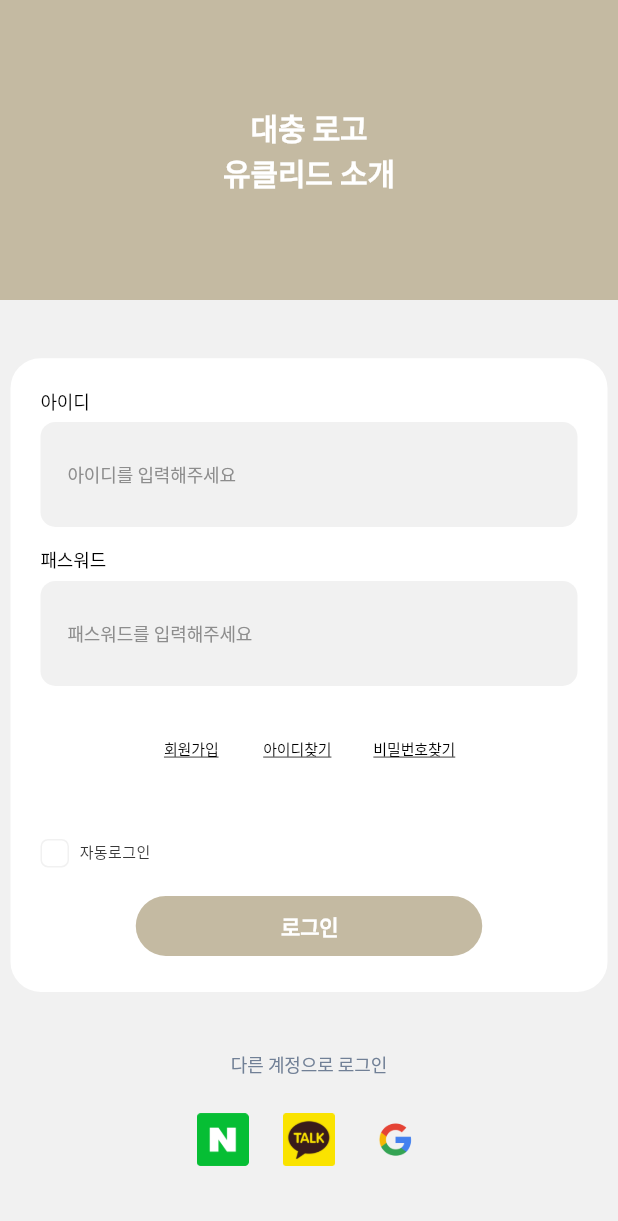
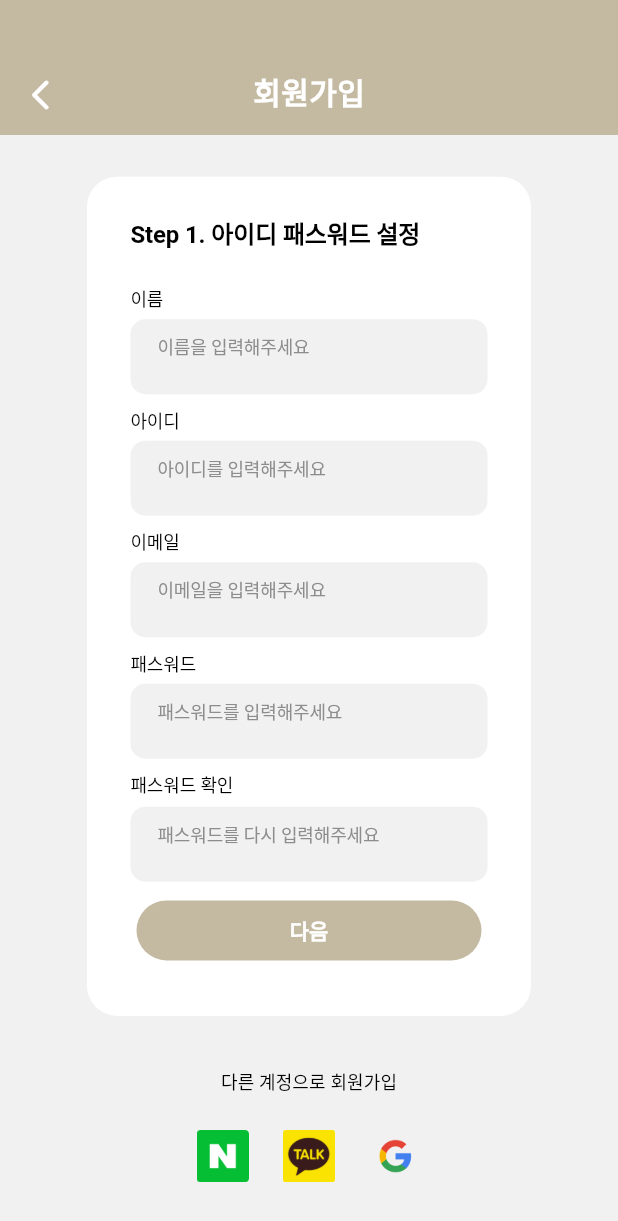
Before and after one commit to euclid-lyc/lyc-frontend, a Flutter app: the LoginScreen screen opened directly, after a tap on "회원가입", on a phone screen of 412 x 824 dp. Shown: the top 1221 px of the screen. Run offline on Flutter 3.47's test engine with Material 3 defaults, Android fonts, the phone set to English and light mode, and no system bars; our stand-ins replace awesome_bottom_bar, flutter_svg; accounts and stored records are empty; network calls fail.

Commit message:
회원가입 step.3까지

```diff
--- /dev/null
+++ b/lyc_flutter_project/lib/screens/join_membership_screen_1.dart
@@ -0,0 +1,226 @@
+import 'package:flutter/material.dart';
+import 'package:lyc_flutter_project/data/app_color.dart';
+import 'package:lyc_flutter_project/screens/join_membership_screen_2.dart';
+
+import '../widget/normal_appbar.dart';
+
+class JoinMembershipScreen1 extends StatelessWidget {
+  const JoinMembershipScreen1({super.key});
+
+  @override
+  Widget build(BuildContext context) {
+    // 공통 TextStyle
+    TextStyle titleTextStyle = TextStyle(
+      fontWeight: FontWeight.w700,
+      fontSize: 20,
+      letterSpacing: -0.1,
+      color: Colors.white,
+    );
+
+    TextStyle labelTextStyle = TextStyle(
+      fontWeight: FontWeight.w500,
+      fontSize: 12,
+      height: 1.5,
+      letterSpacing: -0.1,
+      color: Color(0xFF000000),
+    );
+
+    TextStyle hintTextStyle = TextStyle(
+      fontWeight: FontWeight.w500,
+      fontSize: 12,
+      height: 1.5,
+      letterSpacing: -0.1,
+      color: Color(0xFF8D8D8D),
+    );
+
+    TextStyle littleTitleStyle = TextStyle(
+      fontWeight: FontWeight.w700,
+      fontSize: 16,
+      height: 1.1,
+      letterSpacing: -0.1,
+      color: Colors.black,
+    );
+
+    TextStyle otherLoginTextStyle = TextStyle(
+      fontWeight: FontWeight.w400,
+      fontSize: 12,
+      color: Colors.black,
+    );
+
+    return Scaffold(
+      backgroundColor: AppColor.lightGrey,
+      appBar:  NormalAppbar(
+      backButton: true,
+      title: "회원가입",
+      deleteButton: false,
+    ),
+      body: Center(
+        child: SingleChildScrollView(
+          child: Column(
+            mainAxisAlignment: MainAxisAlignment.start,
+            crossAxisAlignment: CrossAxisAlignment.center,
+            children: [
+              Container(
+                padding: EdgeInsets.fromLTRB(29, 28.5, 29, 33),
+                width: double.infinity, // 화면 전체 너비로 확장
+                constraints: BoxConstraints(maxWidth: 296), // 최대 너비 설정
+                decoration: BoxDecoration(
+                  color: Colors.white,
+                  borderRadius: BorderRadius.circular(20),
+                ),
+                child: Column(
+                  mainAxisAlignment: MainAxisAlignment.start,
+                  crossAxisAlignment: CrossAxisAlignment.center,
+                  children: [
+                    Container(
+                      margin: EdgeInsets.only(bottom: 25),
+                      alignment: Alignment.topLeft,
+                      child: Text(
+                        'Step 1. 아이디 패스워드 설정',
+                        style: littleTitleStyle,
+                      ),
+                    ),
+                    buildInputField(
+                        '이름', '이름을 입력해주세요', labelTextStyle, hintTextStyle),
+                    buildInputField(
+                        '아이디', '아이디를 입력해주세요', labelTextStyle, hintTextStyle),
+                    buildInputField(
+                        '이메일', '이메일을 입력해주세요', labelTextStyle, hintTextStyle),
+                    buildInputField(
+                        '패스워드', '패스워드를 입력해주세요', labelTextStyle, hintTextStyle),
+                    buildInputField(
+                        '패스워드 확인', '패스워드를 다시 입력해주세요', labelTextStyle, hintTextStyle),
+                    TextButton(
+                      onPressed: () {
+                        Navigator.push(
+                          context,
+                          MaterialPageRoute(builder: (context) => JoinMembershipScreen2()),
+                        );
+                      },
+                      style: ButtonStyle(
+                        backgroundColor: MaterialStateProperty.all(AppColor.beige),
+                        shape: MaterialStateProperty.all(
+                          RoundedRectangleBorder(
+                            borderRadius: BorderRadius.circular(20),
+                          ),
+                        ),
+                        padding: WidgetStateProperty.all(
+                          EdgeInsets.symmetric(vertical: 11),
+                        ),
+                      ),
+                      child: SizedBox(
+                        width: 230,
+                        child: Text(
+                          '다음',
+                          style: TextStyle(
+                            fontWeight: FontWeight.w700,
+                            fontSize: 14,
+                            height: 1.3,
+                            letterSpacing: -0.1,
+                            color: Colors.white,
+                          ),
+                          textAlign: TextAlign.center,
+                        ),
+                      ),
+                    ),
+                  ],
+                ),
+              ),
+              SizedBox(height: 20), // 위와 아래 사이에 여백 추가
+              TextButton(
+                onPressed: () {
+                  // 다른 계정으로 회원가입 버튼 눌렀을 때의 동작 구현
+                },
+                child: Text(
+                  '다른 계정으로 회원가입',
+                  style: otherLoginTextStyle,
+                ),
+              ),
+              SizedBox(
+                width: 166,
+                child: Row(
+                  mainAxisAlignment: MainAxisAlignment.spaceBetween,
+                  children: [
+                    IconButton(
+                      icon: Image.asset(
+                        'assets/icon_naver.png',
+                        width: 35,
+                        height: 35,
+                      ),
+                      onPressed: () {
+                        // 네이버 로그인 버튼 눌렀을 때의 동작 구현
+                      },
+                    ),
+                    IconButton(
+                      icon: Image.asset(
+                        'assets/icon_kakao.png',
+                        width: 35,
+                        height: 35,
+                      ),
+                      onPressed: () {
+                        // 카카오톡 로그인 버튼 눌렀을 때의 동작 구현
+                      },
+                    ),
+                    IconButton(
+                      icon: Image.asset(
+                        'assets/icon_google.png',
+                        width: 35,
+                        height: 35,
+                      ),
+                      onPressed: () {
+                        // 구글 로그인 버튼 눌렀을 때의 동작 구현
+                      },
+                    ),
+                  ],
+                ),
+              ),
+            ],
+          ),
+        ),
+      ),
+    );
+  }
+
+  Widget buildInputField(String label, String hint, TextStyle labelTextStyle,
+      TextStyle hintTextStyle) {
+    return Container(
+      margin: EdgeInsets.only(bottom: 8.5),
+      child: Column(
+        mainAxisAlignment: MainAxisAlignment.start,
+        crossAxisAlignment: CrossAxisAlignment.start,
+        children: [
+          Container(
+            margin: EdgeInsets.only(bottom: 4.5),
+            alignment: Alignment.topLeft,
+            child: Text(
+              label,
+              style: labelTextStyle,
+            ),
+          ),
+          Container(
+            height: 50, // 높이 조정
+            decoration: BoxDecoration(
+              color: AppColor.lightGrey,
+              borderRadius: BorderRadius.circular(10),
+            ),
+            child: Padding(
+              padding: EdgeInsets.symmetric(horizontal: 18, vertical: 10),
+              child: TextField(
+                textAlignVertical: TextAlignVertical.center,
+                maxLines: 1, // 줄 수 조정
+                decoration: InputDecoration(
+                  hintText: hint,
+                  hintStyle: hintTextStyle,
+                  border: InputBorder.none,
+                  contentPadding: EdgeInsets.symmetric(vertical: 15),
+                ),
+                // 가로 스크롤을 지원하도록 설정
+                keyboardType: TextInputType.text,
+              ),
+            ),
+          ),
+        ],
+      ),
+    );
+  }
+}
--- a/lyc_flutter_project/lib/screens/login_screen.dart
+++ b/lyc_flutter_project/lib/screens/login_screen.dart
@@ -1,5 +1,6 @@
 import 'package:flutter/material.dart';
 import 'package:lyc_flutter_project/data/app_color.dart';
+import 'package:lyc_flutter_project/screens/join_membership_screen_1.dart';
 
 class LoginScreen extends StatelessWidget {
   const LoginScreen({super.key});
@@ -169,6 +170,10 @@ class LoginScreen extends StatelessWidget {
                         children: [
                           TextButton(
                             onPressed: () {
+                              Navigator.push(
+                                context,
+                                MaterialPageRoute(builder: (context) => const JoinMembershipScreen1()),
+                              );
 // 회원가입 버튼 눌렀을 때의 동작 구현
                             },
                             child: Text(
```
Also changed, not shown: lyc_flutter_project/lib/screens/join_membership_screen_2.dart (added, +196 -0 lines), lyc_flutter_project/lib/screens/join_membership_screen_3.dart (added, +235 -0 lines), lyc_flutter_project/assets/icon_camera.svg (added).
